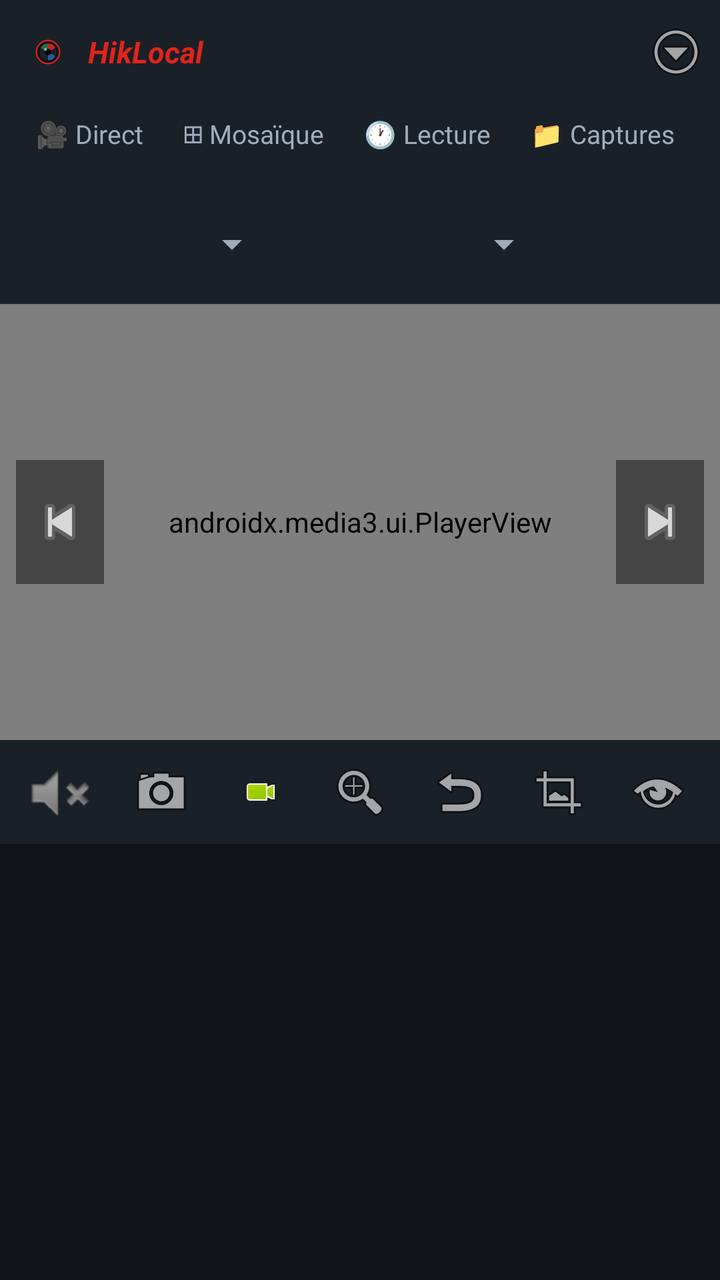
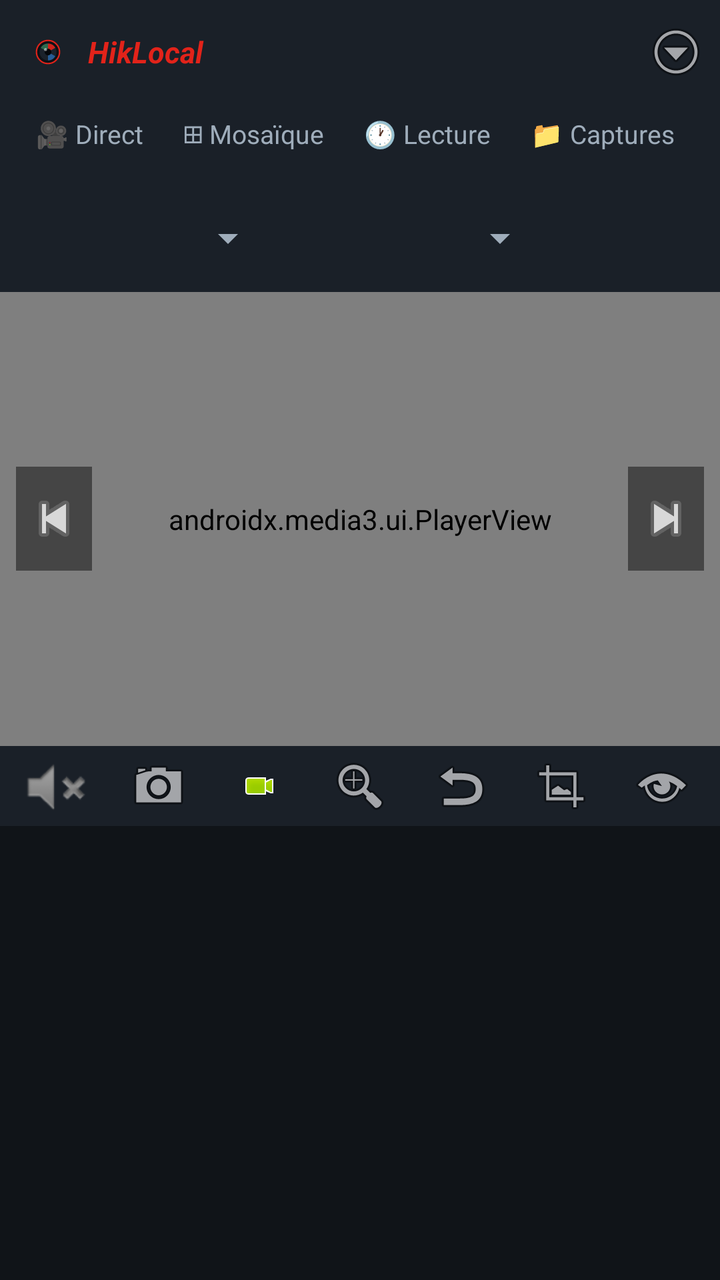

Screens rendered from an Android XML layout before and after an edit, with the pre-edit source and the edit as a unified diff.
<!-- AndroidManifest.xml: application theme Theme.HikLocal -->
<!-- res/layout/activity_main.xml -->
<?xml version="1.0" encoding="utf-8"?>
<LinearLayout xmlns:android="http://schemas.android.com/apk/res/android"
    xmlns:app="http://schemas.android.com/apk/res-auto"
    android:layout_width="match_parent"
    android:layout_height="match_parent"
    android:background="@color/bg"
    android:orientation="vertical">

    <include
        android:id="@+id/topbar"
        layout="@layout/topbar" />

    <LinearLayout
        android:id="@+id/headerRow"
        android:layout_width="match_parent"
        android:layout_height="wrap_content"
        android:background="@color/panel">

        <HorizontalScrollView
            android:layout_width="match_parent"
            android:layout_height="wrap_content"
            android:scrollbars="none">

            <LinearLayout
                android:layout_width="wrap_content"
                android:layout_height="wrap_content"
                android:gravity="center_vertical"
                android:orientation="horizontal"
                android:paddingStart="10dp"
                android:paddingTop="6dp"
                android:paddingEnd="10dp"
                android:paddingBottom="6dp">

                <Spinner
                    android:id="@+id/cameraSpinner"
                    android:layout_width="wrap_content"
                    android:layout_height="wrap_content"
                    android:minWidth="130dp" />

                <Spinner
                    android:id="@+id/streamSpinner"
                    android:layout_width="wrap_content"
                    android:layout_height="wrap_content"
                    android:layout_marginStart="6dp"
                    android:minWidth="130dp" />

                <Spinner
                    android:id="@+id/ratioSpinner"
                    android:layout_width="wrap_content"
                    android:layout_height="wrap_content"
                    android:layout_marginStart="6dp"
                    android:minWidth="110dp" />

                <com.google.android.material.button.MaterialButton
                    android:id="@+id/infoButton"
                    style="@style/Widget.Material3.Button.OutlinedButton"
                    android:layout_width="wrap_content"
                    android:layout_height="wrap_content"
                    android:layout_marginStart="6dp"
                    android:insetTop="0dp"
                    android:insetBottom="0dp"
                    android:minWidth="0dp"
                    android:paddingStart="10dp"
                    android:paddingEnd="10dp"
                    android:text="@string/live_info"
                    android:textColor="@color/text"
                    android:textSize="12sp" />

                <com.google.android.material.button.MaterialButton
                    android:id="@+id/playbackButton"
                    style="@style/Widget.Material3.Button.TextButton"
                    android:layout_width="wrap_content"
                    android:layout_height="wrap_content"
                    android:layout_marginStart="2dp"
                    android:minWidth="0dp"
                    android:text="@string/live_playback"
                    android:textColor="@color/text_dim"
                    android:textSize="12sp" />
            </LinearLayout>
        </HorizontalScrollView>
    </LinearLayout>

    <FrameLayout
        android:id="@+id/videoFrame"
        android:layout_width="match_parent"
        android:layout_height="0dp"
        android:layout_weight="1"
        android:background="@color/black">

        <androidx.media3.ui.PlayerView
            android:id="@+id/playerView"
            android:layout_width="match_parent"
            android:layout_height="match_parent"
            app:resize_mode="fit"
            app:use_controller="false" />

        
        <ImageView
            android:id="@+id/frameImage"
            android:layout_width="match_parent"
            android:layout_height="match_parent"
            android:contentDescription="@string/live_frames_mode"
            android:scaleType="fitCenter"
            android:visibility="gone" />

        
        <org.videolan.libvlc.util.VLCVideoLayout
            android:id="@+id/vlcLayout"
            android:layout_width="match_parent"
            android:layout_height="match_parent"
            android:visibility="gone" />

        <ProgressBar
            android:id="@+id/loading"
            android:layout_width="46dp"
            android:layout_height="46dp"
            android:layout_gravity="center"
            android:indeterminateTint="@color/accent" />

        <TextView
            android:id="@+id/statusText"
            android:layout_width="wrap_content"
            android:layout_height="wrap_content"
            android:layout_gravity="center"
            android:gravity="center"
            android:padding="20dp"
            android:textColor="@color/text_dim"
            android:visibility="gone" />

        <ImageButton
            android:id="@+id/prevButton"
            android:layout_width="44dp"
            android:layout_height="62dp"
            android:layout_gravity="start|center_vertical"
            android:layout_marginStart="8dp"
            android:alpha="0.7"
            android:background="#A6000000"
            android:contentDescription="@string/live_prev"
            android:src="@android:drawable/ic_media_previous" />

        <ImageButton
            android:id="@+id/nextButton"
            android:layout_width="44dp"
            android:layout_height="62dp"
            android:layout_gravity="end|center_vertical"
            android:layout_marginEnd="8dp"
            android:alpha="0.7"
            android:background="#A6000000"
            android:contentDescription="@string/live_next"
            android:src="@android:drawable/ic_media_next" />

        <TextView
            android:id="@+id/modeIndicator"
            android:layout_width="wrap_content"
            android:layout_height="wrap_content"
            android:layout_gravity="bottom|end"
            android:layout_margin="6dp"
            android:background="#A6000000"
            android:paddingStart="8dp"
            android:paddingTop="3dp"
            android:paddingEnd="8dp"
            android:paddingBottom="3dp"
            android:text="@string/live_frames_mode"
            android:textColor="@color/text_dim"
            android:textSize="10sp"
            android:visibility="gone" />

        <TextView
            android:id="@+id/recIndicator"
            android:layout_width="wrap_content"
            android:layout_height="wrap_content"
            android:layout_gravity="top|start"
            android:layout_margin="6dp"
            android:background="#CCE2231A"
            android:paddingStart="8dp"
            android:paddingTop="4dp"
            android:paddingEnd="8dp"
            android:paddingBottom="4dp"
            android:text="@string/live_recording"
            android:textColor="@color/text"
            android:textSize="12sp"
            android:visibility="gone" />
    </FrameLayout>

    
    <LinearLayout
        android:id="@+id/toolbarRow"
        android:layout_width="match_parent"
        android:layout_height="wrap_content"
        android:background="@color/panel"
        android:gravity="center_vertical"
        android:orientation="horizontal"
        android:paddingStart="6dp"
        android:paddingTop="4dp"
        android:paddingEnd="6dp"
        android:paddingBottom="4dp">

        <ImageButton
            android:id="@+id/soundButton"
            android:layout_width="0dp"
            android:layout_height="44dp"
            android:layout_weight="1"
            android:background="?attr/selectableItemBackgroundBorderless"
            android:contentDescription="@string/live_sound"
            android:src="@android:drawable/ic_lock_silent_mode" />

        <ImageButton
            android:id="@+id/snapshotButton"
            android:layout_width="0dp"
            android:layout_height="44dp"
            android:layout_weight="1"
            android:background="?attr/selectableItemBackgroundBorderless"
            android:contentDescription="@string/live_snapshot"
            android:src="@android:drawable/ic_menu_camera" />

        <ImageButton
            android:id="@+id/recordButton"
            android:layout_width="0dp"
            android:layout_height="44dp"
            android:layout_weight="1"
            android:background="?attr/selectableItemBackgroundBorderless"
            android:contentDescription="@string/live_record"
            android:src="@android:drawable/presence_video_online" />

        <ImageButton
            android:id="@+id/zoomInButton"
            android:layout_width="0dp"
            android:layout_height="44dp"
            android:layout_weight="1"
            android:background="?attr/selectableItemBackgroundBorderless"
            android:contentDescription="@string/live_zoom_in"
            android:src="@android:drawable/ic_menu_zoom" />

        <ImageButton
            android:id="@+id/zoomOutButton"
            android:layout_width="0dp"
            android:layout_height="44dp"
            android:layout_weight="1"
            android:background="?attr/selectableItemBackgroundBorderless"
            android:contentDescription="@string/live_zoom_out"
            android:src="@android:drawable/ic_menu_revert" />

        <ImageButton
            android:id="@+id/zoomResetButton"
            android:layout_width="0dp"
            android:layout_height="44dp"
            android:layout_weight="1"
            android:background="?attr/selectableItemBackgroundBorderless"
            android:contentDescription="@string/live_zoom_reset"
            android:src="@android:drawable/ic_menu_crop" />

        <ImageButton
            android:id="@+id/fullscreenButton"
            android:layout_width="0dp"
            android:layout_height="44dp"
            android:layout_weight="1"
            android:background="?attr/selectableItemBackgroundBorderless"
            android:contentDescription="@string/live_fullscreen"
            android:src="@android:drawable/ic_menu_view" />
    </LinearLayout>

    
    <View
        android:layout_width="match_parent"
        android:layout_height="0dp"
        android:layout_weight="1" />
</LinearLayout>
<!-- res/layout/topbar.xml (included above) -->
<?xml version="1.0" encoding="utf-8"?>
<LinearLayout xmlns:android="http://schemas.android.com/apk/res/android"
    android:layout_width="match_parent"
    android:layout_height="wrap_content"
    android:background="@color/panel"
    android:orientation="vertical">

    <LinearLayout
        android:layout_width="match_parent"
        android:layout_height="wrap_content"
        android:gravity="center_vertical"
        android:orientation="horizontal"
        android:paddingStart="12dp"
        android:paddingTop="8dp"
        android:paddingEnd="4dp"
        android:paddingBottom="4dp">

        <ImageView
            android:layout_width="24dp"
            android:layout_height="24dp"
            android:contentDescription="@string/app_name"
            android:src="@drawable/ic_launcher_foreground" />

        <TextView
            android:layout_width="0dp"
            android:layout_height="wrap_content"
            android:layout_marginStart="8dp"
            android:layout_weight="1"
            android:text="@string/app_name"
            android:textColor="@color/accent"
            android:textSize="15sp"
            android:textStyle="bold|italic" />

        <ImageButton
            android:id="@+id/overflowButton"
            android:layout_width="36dp"
            android:layout_height="36dp"
            android:background="?attr/selectableItemBackgroundBorderless"
            android:contentDescription="Menu"
            android:src="@android:drawable/ic_menu_more" />
    </LinearLayout>

    <HorizontalScrollView
        android:layout_width="match_parent"
        android:layout_height="wrap_content"
        android:scrollbars="none">

        <LinearLayout
            android:layout_width="wrap_content"
            android:layout_height="wrap_content"
            android:orientation="horizontal"
            android:paddingStart="8dp"
            android:paddingEnd="8dp"
            android:paddingBottom="6dp">

            <TextView
                android:id="@+id/tabDirect"
                android:layout_width="wrap_content"
                android:layout_height="wrap_content"
                android:background="?attr/selectableItemBackground"
                android:padding="10dp"
                android:text="@string/tab_live"
                android:textColor="@color/text_dim"
                android:textSize="13sp" />

            <TextView
                android:id="@+id/tabMosaic"
                android:layout_width="wrap_content"
                android:layout_height="wrap_content"
                android:background="?attr/selectableItemBackground"
                android:padding="10dp"
                android:text="@string/tab_mosaic"
                android:textColor="@color/text_dim"
                android:textSize="13sp" />

            <TextView
                android:id="@+id/tabPlayback"
                android:layout_width="wrap_content"
                android:layout_height="wrap_content"
                android:background="?attr/selectableItemBackground"
                android:padding="10dp"
                android:text="@string/tab_playback"
                android:textColor="@color/text_dim"
                android:textSize="13sp" />

            <TextView
                android:id="@+id/tabCaptures"
                android:layout_width="wrap_content"
                android:layout_height="wrap_content"
                android:background="?attr/selectableItemBackground"
                android:padding="10dp"
                android:text="@string/tab_captures"
                android:textColor="@color/text_dim"
                android:textSize="13sp" />
        </LinearLayout>
    </HorizontalScrollView>
</LinearLayout>
<!-- resources referenced by this layout -->
<resources>
  <color name="accent">#FFE2231A</color>
  <color name="bg">#FF101418</color>
  <color name="black">#FF000000</color>
  <color name="panel">#FF1A2028</color>
  <color name="text">#FFE8ECF1</color>
  <color name="text_dim">#FF9FADBB</color>
  <!-- drawable ic_launcher_foreground (drawable) -->
  <?xml version="1.0" encoding="utf-8"?>
  <vector xmlns:android="http://schemas.android.com/apk/res/android"
      android:width="108dp"
      android:height="108dp"
      android:viewportWidth="108"
      android:viewportHeight="108">
  
      <path
          android:fillColor="#0D1116"
          android:pathData="M54,54 m-27,0 a27,27 0 1,0 54,0 a27,27 0 1,0 -54,0" />
      <path
          android:fillColor="#00000000"
          android:strokeColor="#E2231A"
          android:strokeWidth="3.2"
          android:pathData="M54,54 m-26,0 a26,26 0 1,0 52,0 a26,26 0 1,0 -52,0" />
      <path
          android:fillColor="#1B222B"
          android:pathData="M54,54 m-19,0 a19,19 0 1,0 38,0 a19,19 0 1,0 -38,0" />
      <path
          android:fillColor="#E2231A"
          android:fillAlpha="0.9"
          android:pathData="M54,35 A19,19 0 0,1 70.5,44.5 L54,54 Z" />
      <path
          android:fillColor="#2B6CB0"
          android:fillAlpha="0.8"
          android:pathData="M70.5,63.5 A19,19 0 0,1 54,73 L54,54 Z" />
      <path
          android:fillColor="#3B8F5E"
          android:fillAlpha="0.65"
          android:pathData="M37.5,44.5 A19,19 0 0,1 54,35 L54,54 Z" />
      <path
          android:fillColor="#05070A"
          android:pathData="M54,54 m-7.5,0 a7.5,7.5 0 1,0 15,0 a7.5,7.5 0 1,0 -15,0" />
      <path
          android:fillColor="#FFFFFF"
          android:fillAlpha="0.5"
          android:pathData="M48.5,48.5 m-3.5,0 a3.5,3.5 0 1,0 7,0 a3.5,3.5 0 1,0 -7,0" />
  </vector>
  <string name="app_name">HikLocal</string>
  <string name="live_frames_mode">Mode image (sans son)</string>
  <string name="live_fullscreen">Plein écran</string>
  <string name="live_info">Infos</string>
  <string name="live_next">Caméra suivante</string>
  <string name="live_playback">Lecture</string>
  <string name="live_prev">Caméra précédente</string>
  <string name="live_record">Enregistrer</string>
  <string name="live_recording">● Enregistrement…</string>
  <string name="live_snapshot">Photo</string>
  <string name="live_sound">Son</string>
  <string name="live_zoom_in">Zoomer</string>
  <string name="live_zoom_out">Dézoomer</string>
  <string name="live_zoom_reset">Vue entière</string>
  <string name="tab_captures">📁 Captures</string>
  <string name="tab_live">🎥 Direct</string>
  <string name="tab_mosaic">⊞ Mosaïque</string>
  <string name="tab_playback">🕐 Lecture</string>
  <style name="Theme.HikLocal" parent="Theme.Material3.Dark.NoActionBar">
          <item name="colorPrimary">@color/accent</item>
          <item name="colorOnPrimary">@color/text</item>
          <item name="colorSecondary">@color/accent_blue</item>
          <item name="android:colorBackground">@color/bg</item>
          <item name="android:textColorPrimary">@color/text</item>
          <item name="android:textColorSecondary">@color/text_dim</item>
          <item name="android:statusBarColor" tools:targetApi="21">@color/panel</item>
      </style>
  <color name="accent_blue">#FF2B6CB0</color>
</resources>

<!-- the commit's change to res/layout/activity_main.xml (unified diff, before → after) -->
@@ -26,10 +26,10 @@
                 android:layout_height="wrap_content"
                 android:gravity="center_vertical"
                 android:orientation="horizontal"
-                android:paddingStart="10dp"
-                android:paddingTop="6dp"
-                android:paddingEnd="10dp"
-                android:paddingBottom="6dp">
+                android:paddingStart="8dp"
+                android:paddingTop="3dp"
+                android:paddingEnd="8dp"
+                android:paddingBottom="3dp">
 
                 <Spinner
                     android:id="@+id/cameraSpinner"
@@ -129,8 +129,8 @@
 
         <ImageButton
             android:id="@+id/prevButton"
-            android:layout_width="44dp"
-            android:layout_height="62dp"
+            android:layout_width="38dp"
+            android:layout_height="52dp"
             android:layout_gravity="start|center_vertical"
             android:layout_marginStart="8dp"
             android:alpha="0.7"
@@ -140,8 +140,8 @@
 
         <ImageButton
             android:id="@+id/nextButton"
-            android:layout_width="44dp"
-            android:layout_height="62dp"
+            android:layout_width="38dp"
+            android:layout_height="52dp"
             android:layout_gravity="end|center_vertical"
             android:layout_marginEnd="8dp"
             android:alpha="0.7"
@@ -190,15 +190,15 @@
         android:background="@color/panel"
         android:gravity="center_vertical"
         android:orientation="horizontal"
-        android:paddingStart="6dp"
-        android:paddingTop="4dp"
-        android:paddingEnd="6dp"
-        android:paddingBottom="4dp">
+        android:paddingStart="4dp"
+        android:paddingTop="2dp"
+        android:paddingEnd="4dp"
+        android:paddingBottom="2dp">
 
         <ImageButton
             android:id="@+id/soundButton"
             android:layout_width="0dp"
-            android:layout_height="44dp"
+            android:layout_height="36dp"
             android:layout_weight="1"
             android:background="?attr/selectableItemBackgroundBorderless"
             android:contentDescription="@string/live_sound"
@@ -207,7 +207,7 @@
         <ImageButton
             android:id="@+id/snapshotButton"
             android:layout_width="0dp"
-            android:layout_height="44dp"
+            android:layout_height="36dp"
             android:layout_weight="1"
             android:background="?attr/selectableItemBackgroundBorderless"
             android:contentDescription="@string/live_snapshot"
@@ -216,7 +216,7 @@
         <ImageButton
             android:id="@+id/recordButton"
             android:layout_width="0dp"
-            android:layout_height="44dp"
+            android:layout_height="36dp"
             android:layout_weight="1"
             android:background="?attr/selectableItemBackgroundBorderless"
             android:contentDescription="@string/live_record"
@@ -225,7 +225,7 @@
         <ImageButton
             android:id="@+id/zoomInButton"
             android:layout_width="0dp"
-            android:layout_height="44dp"
+            android:layout_height="36dp"
             android:layout_weight="1"
             android:background="?attr/selectableItemBackgroundBorderless"
             android:contentDescription="@string/live_zoom_in"
@@ -234,7 +234,7 @@
         <ImageButton
             android:id="@+id/zoomOutButton"
             android:layout_width="0dp"
-            android:layout_height="44dp"
+            android:layout_height="36dp"
             android:layout_weight="1"
             android:background="?attr/selectableItemBackgroundBorderless"
             android:contentDescription="@string/live_zoom_out"
@@ -243,7 +243,7 @@
         <ImageButton
             android:id="@+id/zoomResetButton"
             android:layout_width="0dp"
-            android:layout_height="44dp"
+            android:layout_height="36dp"
             android:layout_weight="1"
             android:background="?attr/selectableItemBackgroundBorderless"
             android:contentDescription="@string/live_zoom_reset"
@@ -252,7 +252,7 @@
         <ImageButton
             android:id="@+id/fullscreenButton"
             android:layout_width="0dp"
-            android:layout_height="44dp"
+            android:layout_height="36dp"
             android:layout_weight="1"
             android:background="?attr/selectableItemBackgroundBorderless"
             android:contentDescription="@string/live_fullscreen"
